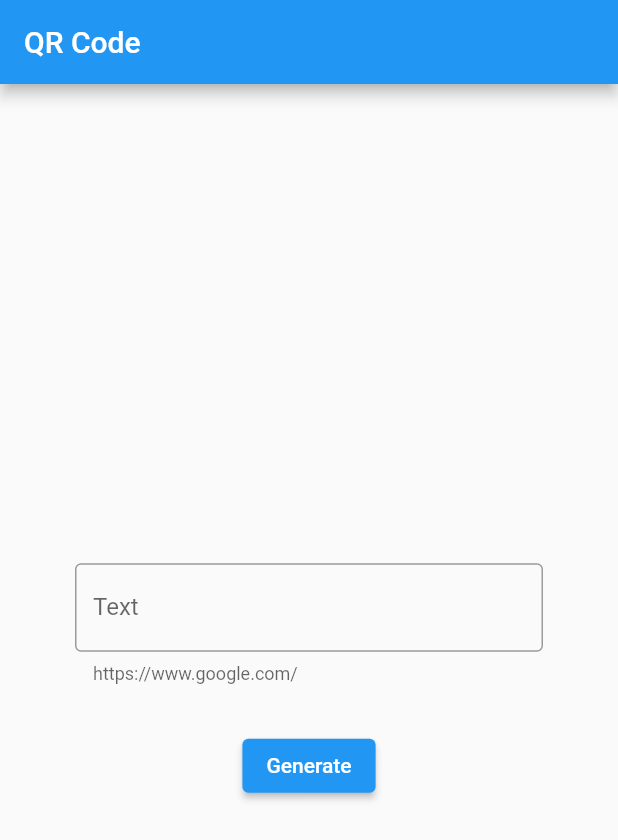
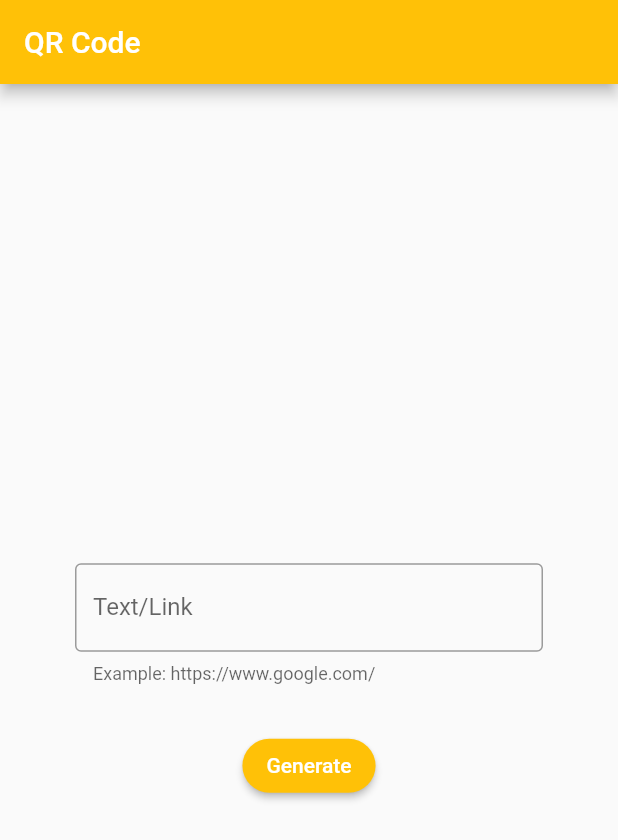
Before and after one commit to shenoyganeshprasad/QR-Code-Generator, a Flutter app: the screen it shows after launch, on a phone screen of 412 x 824 dp. Shown: the top 840 px of the screen. Run offline on Flutter 3.47's test engine with Material 2 defaults, Android fonts, the phone set to English and light mode, and no system bars; drawn by our look-alikes of flutter_platform_widgets.

Commit message:
Refactor code

```diff
--- a/lib/homepage.dart
+++ b/lib/homepage.dart
@@ -15,6 +15,7 @@ class _HomepageState extends State<Homepage> {
     return Scaffold(
       appBar: AppBar(
         title: Text('QR Code'),
+        backgroundColor: Colors.amber,
       ),
       body: Column(
         mainAxisAlignment: MainAxisAlignment.center,
@@ -29,14 +30,16 @@ class _HomepageState extends State<Homepage> {
               autocorrect: false,
               decoration: InputDecoration(
                 border: OutlineInputBorder(),
-                labelText: 'Text',
-                helperText: 'https://www.google.com/',
+                labelText: 'Text/Link',
+                helperText: 'Example: https://www.google.com/',
               ),
             ),
           ),
           // SizedBox(height: 30.0),
-          PlatformButton(
-            child: Text('Generate'),
+          RaisedButton(
+            child: Text('Generate', style: TextStyle(color: Colors.white)),
+            color: Colors.amber,
+            shape: StadiumBorder(),
             onPressed: () {
               if (value != "") {
                 Navigator.of(context).push(
```
